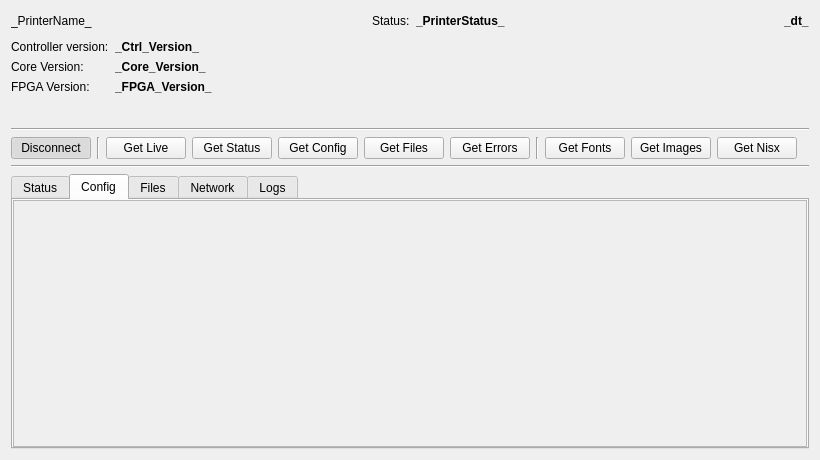
iserramacsa/mcomms, file ui/src/ui/printerview.ui: the form before one commit.
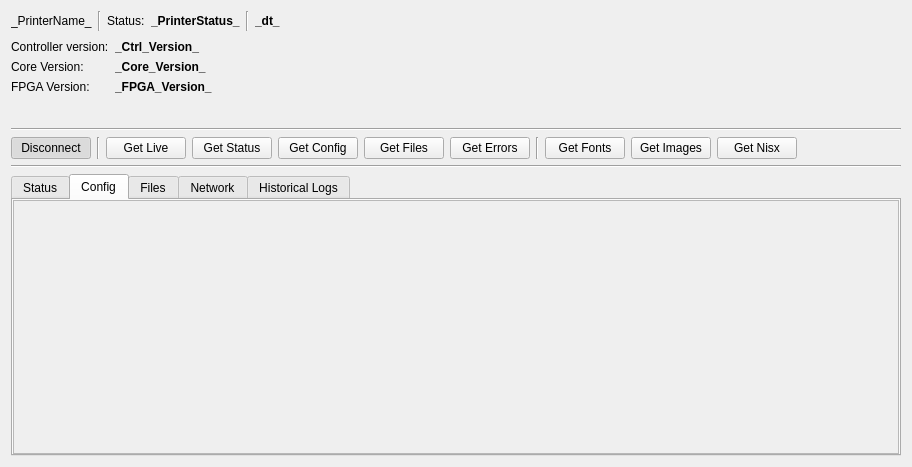
The form after the commit.

What changed in the file:
```diff
--- a/ui/src/ui/printerview.ui
+++ b/ui/src/ui/printerview.ui
@@ -6,8 +6,8 @@
    <rect>
     <x>0</x>
     <y>0</y>
-    <width>820</width>
-    <height>460</height>
+    <width>912</width>
+    <height>467</height>
    </rect>
   </property>
   <layout class="QVBoxLayout" name="verticalLayout">
@@ -34,17 +34,11 @@
        </widget>
       </item>
       <item>
-       <spacer name="horizontalSpacer_2">
+       <widget class="Line" name="line_5">
         <property name="orientation">
-         <enum>Qt::Horizontal</enum>
+         <enum>Qt::Vertical</enum>
         </property>
-        <property name="sizeHint" stdset="0">
-         <size>
-          <width>40</width>
-          <height>20</height>
-         </size>
-        </property>
-       </spacer>
+       </widget>
       </item>
       <item>
        <widget class="QLabel" name="lblStatus">
@@ -67,17 +61,11 @@
        </widget>
       </item>
       <item>
-       <spacer name="horizontalSpacer_3">
+       <widget class="Line" name="line_6">
         <property name="orientation">
-         <enum>Qt::Horizontal</enum>
+         <enum>Qt::Vertical</enum>
         </property>
-        <property name="sizeHint" stdset="0">
-         <size>
-          <width>40</width>
-          <height>20</height>
-         </size>
-        </property>
-       </spacer>
+       </widget>
       </item>
       <item>
        <widget class="QLabel" name="lblDatetime">
@@ -92,6 +80,19 @@
         </property>
        </widget>
       </item>
+      <item>
+       <spacer name="horizontalSpacer_2">
+        <property name="orientation">
+         <enum>Qt::Horizontal</enum>
+        </property>
+        <property name="sizeHint" stdset="0">
+         <size>
+          <width>40</width>
+          <height>20</height>
+         </size>
+        </property>
+       </spacer>
+      </item>
      </layout>
     </widget>
    </item>
@@ -393,8 +394,8 @@
            <rect>
             <x>0</x>
             <y>0</y>
-            <width>796</width>
-            <height>243</height>
+            <width>888</width>
+            <height>258</height>
            </rect>
           </property>
          </widget>
@@ -445,7 +446,7 @@
      </widget>
      <widget class="QWidget" name="tabLogs">
       <attribute name="title">
-       <string>Logs</string>
+       <string>Historical Logs</string>
       </attribute>
      </widget>
     </widget>
```
Left out of the diff: 8 changed lines with no effect on the pictures.
